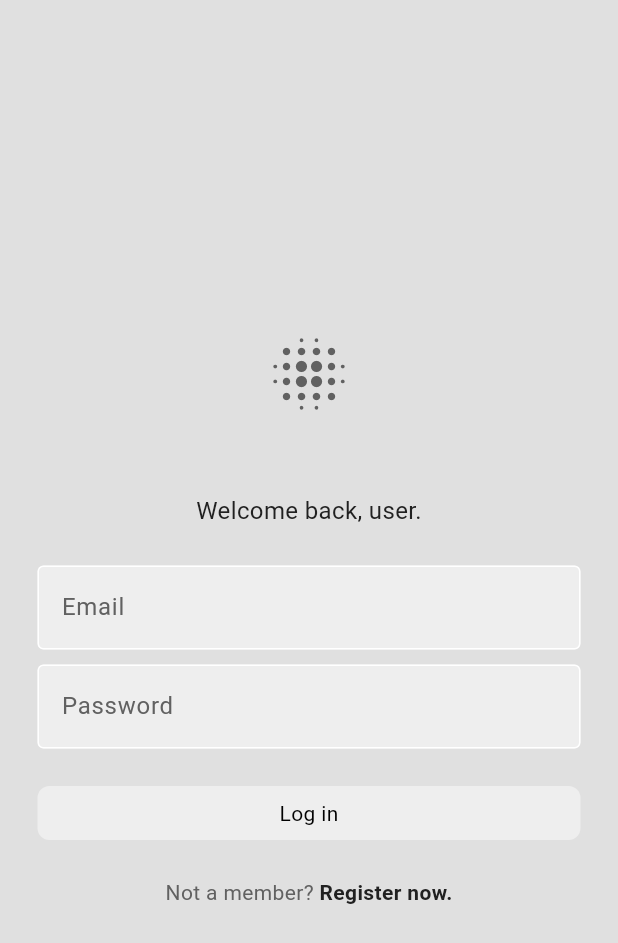
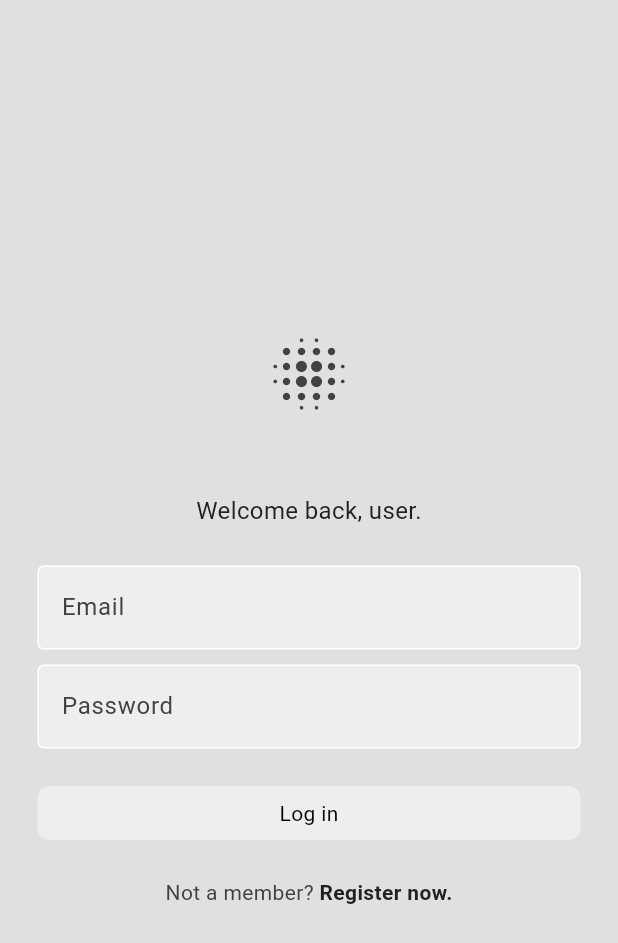
Before and after one commit to Delos-343/Chat-is-this-Real, a Flutter app: the screen it shows after launch, on a phone screen of 412 x 824 dp. Shown: the top 943 px of the screen. Run offline on Flutter 3.47's test engine with Material 3 defaults, Android fonts, the phone set to English and light mode, and no system bars; our stand-ins replace firebase_core; accounts and stored records are empty.

Commit message:
Changed style for readability

```diff
--- a/lib/themes/light_mode.dart
+++ b/lib/themes/light_mode.dart
@@ -3,7 +3,7 @@ import 'package:flutter/material.dart';
 ThemeData lightMode = ThemeData(
   colorScheme: ColorScheme.light(
     surface: Colors.grey.shade300,
-    primary: Colors.grey.shade700,
+    primary: Colors.grey.shade800,
     secondary: Colors.grey.shade200,
     tertiary: Colors.white,
     inversePrimary: Colors.grey.shade900,
```
